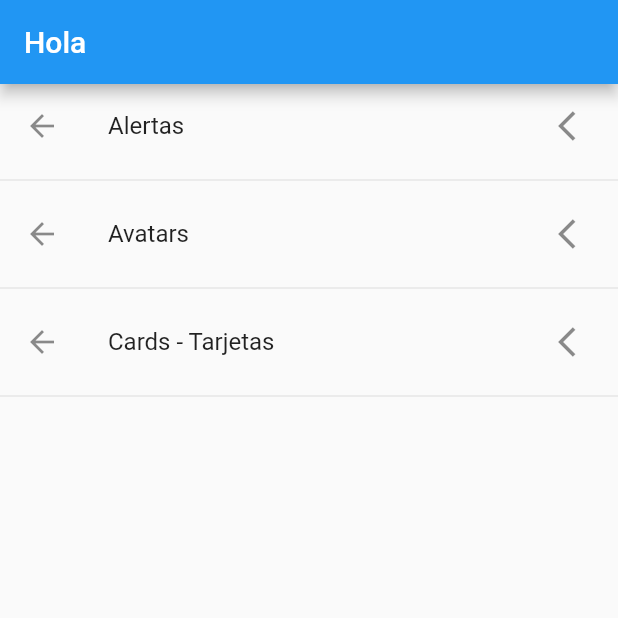
After one commit to rocket4ce/test_component_flutter, a Flutter app: the screen it shows after launch, on a phone screen of 412 x 824 dp, the top half of it. The commit adds this screen. Run offline on Flutter 3.47's test engine with Material 2 defaults, Android fonts, the phone set to English and light mode, and no system bars.

Commit message:
ListItems

```diff
--- /dev/null
+++ b/data_json/menu_opts.json
@@ -0,0 +1,20 @@
+{
+    "nombreApp" : "Componentes",
+    "rutas" : [
+        {
+            "ruta" : "alert",
+            "icon" : "add_alert",
+            "texto": "Alertas"
+        },
+        {
+            "ruta" : "avatar",
+            "icon" : "accessibility",
+            "texto": "Avatars"
+        },
+        {
+            "ruta" : "card",
+            "icon" : "folder_open",
+            "texto": "Cards - Tarjetas"
+        }
+    ]
+}
--- a/lib/main.dart
+++ b/lib/main.dart
@@ -1,4 +1,4 @@
-import 'package:componets/src/pages/home_temp.dart';
+import 'package:componets/src/pages/home_page.dart';
 import 'package:flutter/material.dart';
 
 void main() => runApp(MyApp());
@@ -9,7 +9,7 @@ class MyApp extends StatelessWidget {
     return MaterialApp(
       debugShowCheckedModeBanner: false,
       title: 'Componentes App',
-      home:  HomePageTemp()
+      home:  HomePage()
     );
   }
 }
--- /dev/null
+++ b/lib/src/pages/home_page.dart
@@ -0,0 +1,51 @@
+import 'package:componets/src/providers/manu_provider.dart';
+import 'package:flutter/material.dart';
+
+class HomePage extends StatelessWidget {
+  @override
+  Widget build(BuildContext context) {
+    return Scaffold(
+      appBar: AppBar(
+        title: Text("Hola"),
+      ),
+      body: _list(),
+    );
+  }
+
+  Widget _list() {
+    // print (menuProvider.options);
+    // menuProvider.loadData().then((options){
+    //   print("lista");
+    //   print(options);
+    // });
+    return FutureBuilder(
+      future: menuProvider.loadData(),
+      initialData: [],
+      builder: (context, AsyncSnapshot<List<dynamic>> snapshot){
+        return ListView(
+          children: _listItems(snapshot.data),
+        );
+      },
+    );
+
+
+  }
+
+  List<Widget> _listItems(List<dynamic> data) {
+    final List<Widget> options = [];
+
+    data.forEach((element) {
+      final widgetTemp = ListTile(
+        title: Text(element["texto"]),
+        leading: Icon(Icons.arrow_back),
+        trailing: Icon(Icons.arrow_back_ios),
+        onTap: (){},
+      );
+
+      options..add(widgetTemp)
+            ..add(Divider());
+    });
+    return options;
+  }
+
+}
--- a/pubspec.yaml
+++ b/pubspec.yaml
@@ -45,9 +45,8 @@ flutter:
   uses-material-design: true
 
   # To add assets to your application, add an assets section, like this:
-  # assets:
-  #   - images/a_dot_burr.jpeg
-  #   - images/a_dot_ham.jpeg
+  assets:
+    - data_json/menu_opts.json
 
   # An image asset can refer to one or more resolution-specific "variants", see
   # https://flutter.dev/assets-and-images/#resolution-aware.
```
Also changed, not shown: lib/src/providers/manu_provider.dart (added, +19 -0 lines).
